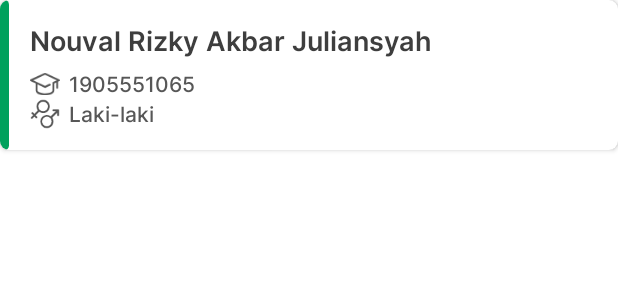
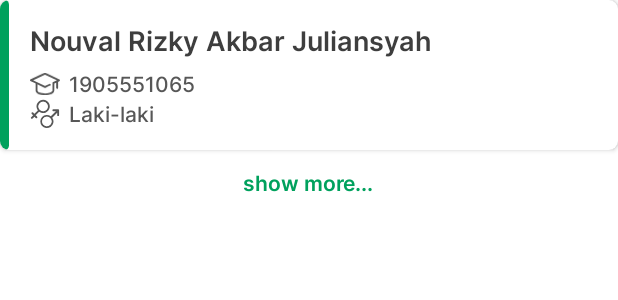
Before and after one commit to nouvalrizky/AplikasiDataMahasiswa, an Android app: the layout card_item_mhs.xml on its own in the app's theme, with its tools: preview values and no code run, on a phone screen of 412 x 824 dp. Shown: the top 300 px of the screen. Run offline under Robolectric (Android 15) with nearby library versions, the phone set to English and light mode, and no system bars.

Commit message:
Add Show More Pagination Feature

```diff
--- a/app/src/main/java/com/example/aplikasidatamahasiswa/DisplayDataActivity.java
+++ b/app/src/main/java/com/example/aplikasidatamahasiswa/DisplayDataActivity.java
@@ -173,6 +173,8 @@ public class DisplayDataActivity extends AppCompatActivity {
 		@Override
 		public void onBackPressed () {
 			Intent intentToForm = new Intent(DisplayDataActivity.this, HomeActivity.class);
+			intentToForm.addFlags(Intent.FLAG_ACTIVITY_CLEAR_TOP);
 			startActivity(intentToForm);
+			finish();
 		}
 	}
--- /dev/null
+++ b/app/src/main/res/anim/layout_animation.xml
@@ -0,0 +1,5 @@
+<?xml version="1.0" encoding="utf-8"?>
+<layoutAnimation xmlns:android="http://schemas.android.com/apk/res/android"
+    android:animation="@anim/item_animation_fall_down"
+    android:animationOrder="normal"
+    android:delay="15%" />
--- a/app/src/main/res/layout/card_item_mhs.xml
+++ b/app/src/main/res/layout/card_item_mhs.xml
@@ -1,9 +1,17 @@
 <?xml version="1.0" encoding="utf-8"?>
-<androidx.cardview.widget.CardView xmlns:android="http://schemas.android.com/apk/res/android"
+
+<LinearLayout
+    xmlns:android="http://schemas.android.com/apk/res/android"
     xmlns:tools="http://schemas.android.com/tools"
+    xmlns:app="http://schemas.android.com/apk/res-auto"
     android:layout_width="match_parent"
     android:layout_height="wrap_content"
-    xmlns:app="http://schemas.android.com/apk/res-auto"
+    android:orientation="vertical">
+
+    <androidx.cardview.widget.CardView
+        android:layout_width="match_parent"
+        android:layout_height="wrap_content"
+
         app:cardCornerRadius="6dp"
         android:layout_marginBottom="12dp"
         android:id="@+id/cardMhs">
@@ -78,14 +86,19 @@
                         android:textColor="@color/grey"/>
 
                 </LinearLayout>
+            </LinearLayout>
+        </LinearLayout>
+    </androidx.cardview.widget.CardView>
+
+    <TextView
+        android:id="@+id/showMoreButton"
+        android:layout_width="wrap_content"
+        android:layout_height="wrap_content"
+        android:paddingBottom="25dp"
+        android:text="show more..."
+        android:fontFamily="@font/semibold"
+        android:textSize="14sp"
+        android:textColor="@color/blue_primary"
+        android:layout_gravity="center"/>
 
 </LinearLayout>
-
-
-
-
-
-    </LinearLayout>
-
-
-</androidx.cardview.widget.CardView>
--- a/app/src/main/res/layout/fragment_home.xml
+++ b/app/src/main/res/layout/fragment_home.xml
@@ -41,6 +41,8 @@
         android:layout_width="match_parent"
         android:layout_marginTop="130dp"
         android:paddingHorizontal="14dp"
-        android:layout_height="match_parent"/>
+        android:layout_height="match_parent"
+        android:layoutAnimation="@anim/layout_animation"
+        app:layout_behavior="@string/appbar_scrolling_view_behavior"/>
 
 </androidx.constraintlayout.widget.ConstraintLayout>
```
Also changed, not shown: app/src/main/java/com/example/aplikasidatamahasiswa/HomeFragment.java (+11 -2 lines), app/src/main/java/com/example/aplikasidatamahasiswa/RecyclerAdapter.java (+26 -1 lines), app/src/main/res/anim/item_animation_fall_down.xml (added, +26 -0 lines). Lines whose indentation alone changed are shown as unchanged.
